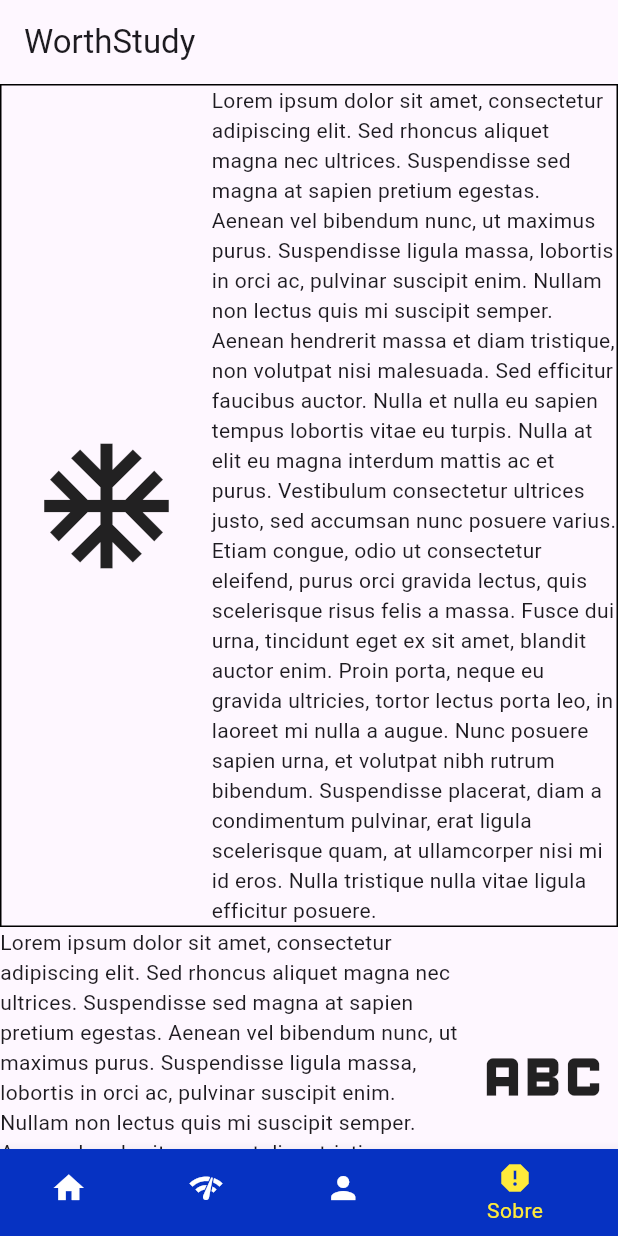
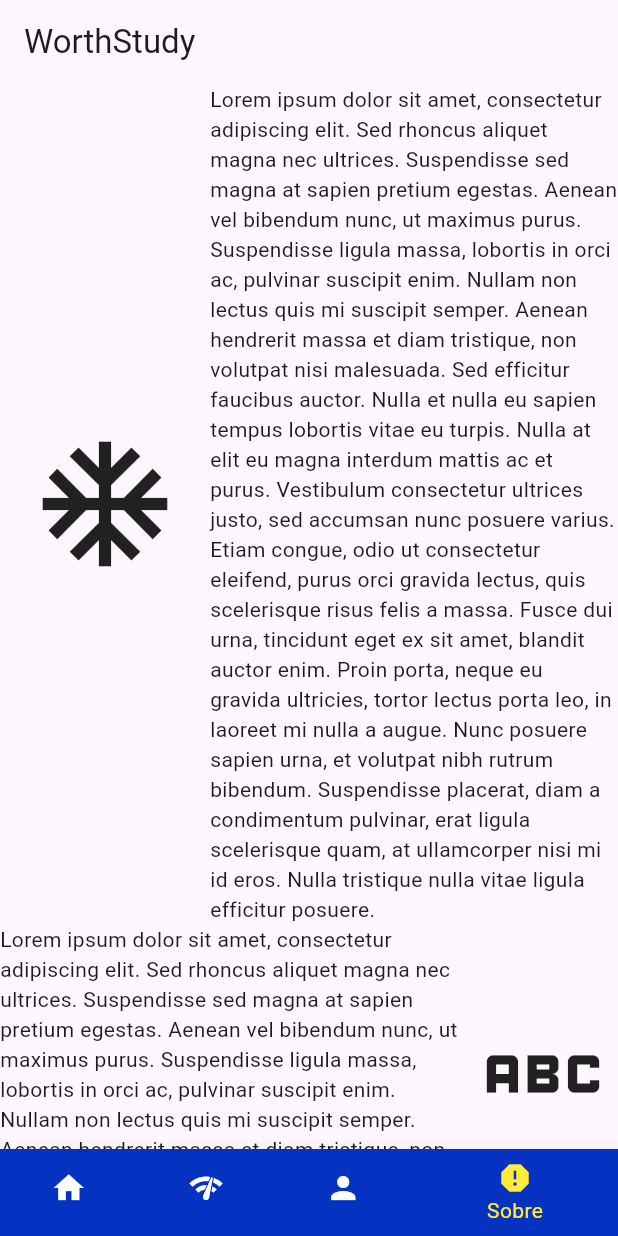
Before and after one commit to Henrique-Temponi/LDDM, a Flutter app: the screen it shows after launch, item 4 of the bottom bar chosen, on a phone screen of 412 x 824 dp. Run offline on Flutter 3.47's test engine with Material 3 defaults, Android fonts, the light colour scheme and no system bars.

Commit message:
Retira decoracao de teste

```diff
--- a/lib/sobre.dart
+++ b/lib/sobre.dart
@@ -13,7 +13,7 @@ class _SobreState extends State<Sobre> {
     return Column(
       children: <Widget>[
         Container(
-          decoration: BoxDecoration(border: Border.all(color: Colors.black)),
+          // decoration: BoxDecoration(border: Border.all(color: Colors.black)),
           child: const Row(
             mainAxisAlignment: MainAxisAlignment.spaceEvenly,
             children: <Widget>[
```
